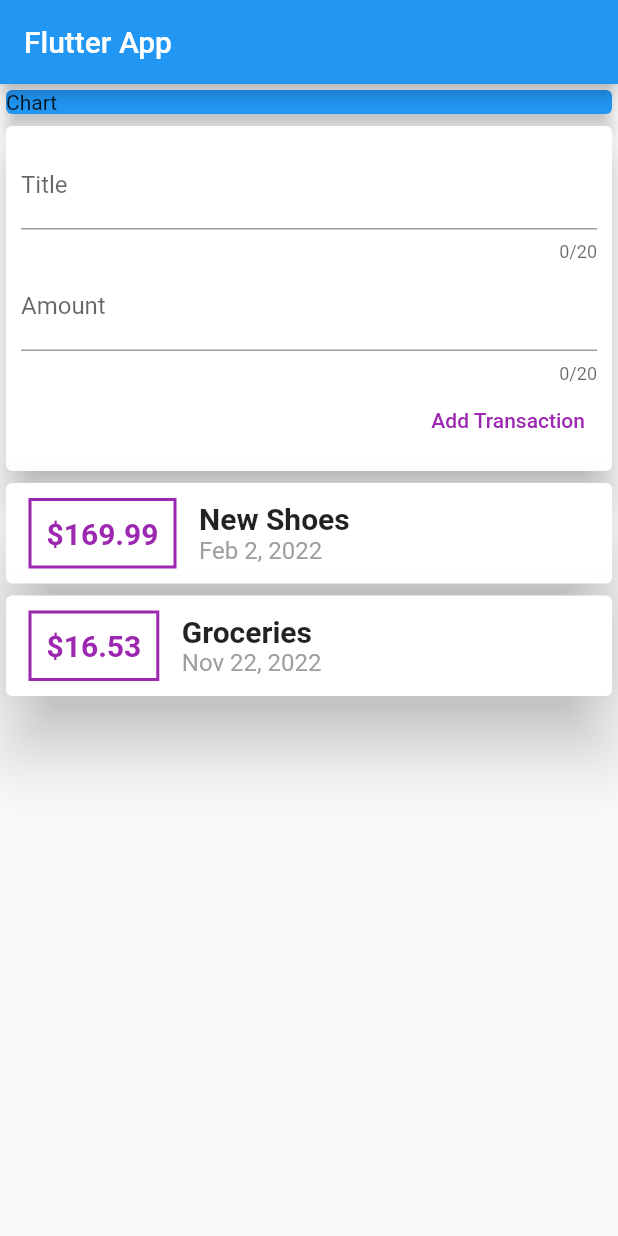
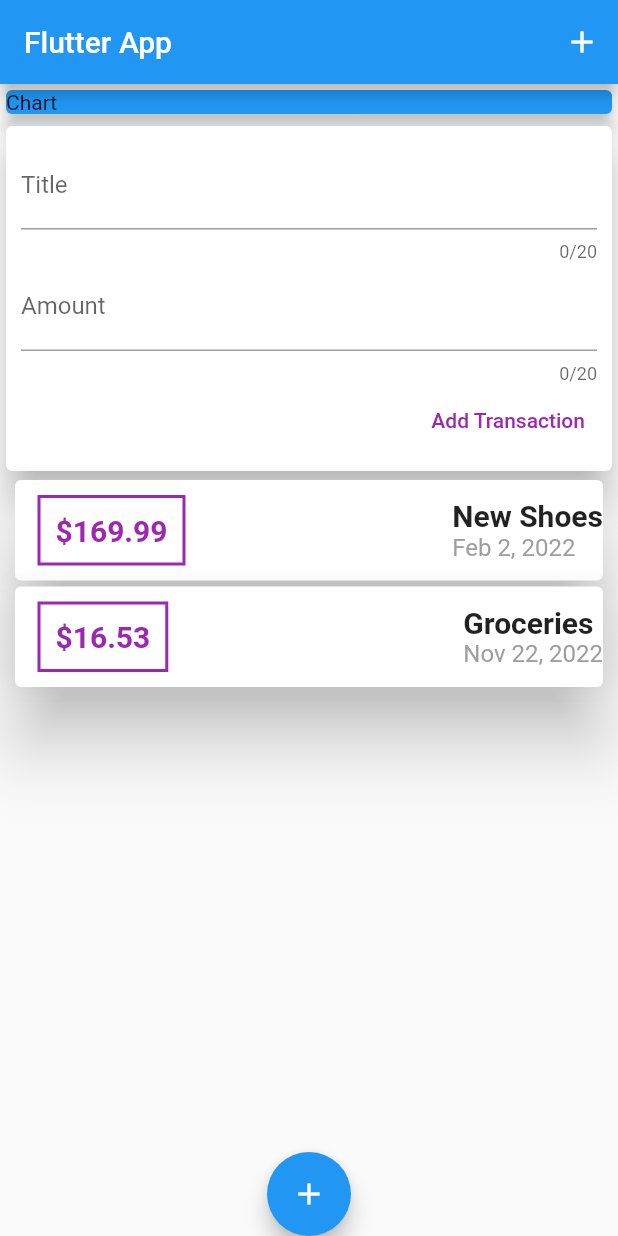
Before and after one commit to jimbeers/expense, a Flutter app: the screen it shows after launch, after a tap on "Add Transaction", on a phone screen of 412 x 824 dp. Run offline on Flutter 3.47's test engine with Material 2 defaults, Android fonts, the phone set to English and light mode, and no system bars.

Commit message:
after 93

```diff
--- a/lib/main.dart
+++ b/lib/main.dart
@@ -1,6 +1,4 @@
 import 'package:flutter/material.dart';
-import 'package:flutter/services.dart';
-import 'package:flutter_complete_guide/widgets/new_transaction.dart';
 import 'package:flutter_complete_guide/widgets/transactionList.dart';
 
 void main() => runApp(MyApp());
@@ -24,6 +22,12 @@ class MyHomePage extends StatelessWidget {
     return Scaffold(
       appBar: AppBar(
         title: Text('Flutter App'),
+        actions: [
+          IconButton(
+            icon: Icon(Icons.add),
+            onPressed: () => {},
+          )
+        ],
       ),
       body: SingleChildScrollView(
         child: Column(
@@ -41,6 +45,11 @@ class MyHomePage extends StatelessWidget {
           ],
         ),
       ),
+      floatingActionButton: FloatingActionButton(
+        child: Icon(Icons.add),
+        onPressed: () => {},
+      ),
+      floatingActionButtonLocation: FloatingActionButtonLocation.centerDocked,
     );
   }
 }
--- a/lib/widgets/new_transaction.dart
+++ b/lib/widgets/new_transaction.dart
@@ -8,6 +8,10 @@ class NewTransaction extends StatelessWidget {
 
   final titleController = TextEditingController();
   final amountController = TextEditingController();
+
+  void submitData() {
+    addTransactionCallback(titleController.text, amountController.text);
+  }
 
   @override
   Widget build(BuildContext context) {
@@ -25,7 +29,7 @@ class NewTransaction extends StatelessWidget {
               controller: titleController,
               maxLength: 20,
               maxLengthEnforcement: MaxLengthEnforcement.enforced,
-              // onChanged: (inp) => amountInput = inp,
+              onSubmitted: (value) => submitData(),
             ),
             TextField(
               cursorWidth: 10,
@@ -33,14 +37,13 @@ class NewTransaction extends StatelessWidget {
               controller: amountController,
               maxLength: 20,
               maxLengthEnforcement: MaxLengthEnforcement.enforced,
-              // onChanged: (inp) => amountInput = inp,
+              keyboardType: TextInputType.number,
+              onSubmitted: (value) => submitData(),
             ),
             TextButton(
               onPressed: () {
                 addTransactionCallback(
                     titleController.text, amountController.text);
-                print("amount ${amountController.text}");
-                print("title ${titleController.text}");
               },
               child: Text(
                 'Add Transaction',
--- a/lib/widgets/transactionCard.dart
+++ b/lib/widgets/transactionCard.dart
@@ -12,7 +12,12 @@ class TransactionCard extends StatelessWidget {
   Widget build(BuildContext context) {
     return Card(
       elevation: 20,
+      margin: EdgeInsets.symmetric(
+        horizontal: 10,
+        vertical: 2,
+      ),
       child: Row(
+        mainAxisAlignment: MainAxisAlignment.spaceBetween,
         children: [
           Container(
             margin: EdgeInsets.symmetric(
@@ -26,7 +31,7 @@ class TransactionCard extends StatelessWidget {
             )),
             padding: EdgeInsets.all(10),
             child: Text(
-              '\$${t.amt}',
+              '\$${t.amt.toStringAsFixed(2)}',
               style: TextStyle(
                 fontWeight: FontWeight.bold,
                 fontSize: 20,
--- a/lib/widgets/transactionList.dart
+++ b/lib/widgets/transactionList.dart
@@ -28,7 +28,16 @@ class _TransactionListState extends State<TransactionList> {
   ];
 
   void _addTransaction(String txTitle, String amount) {
+    if (amount.isEmpty) {
+      return;
+    }
+
     double txAmt = double.parse(amount);
+
+    if (txTitle.isEmpty) {
+      return;
+    }
+
     Transaction tx = Transaction(
         title: txTitle,
         amt: txAmt,
```
